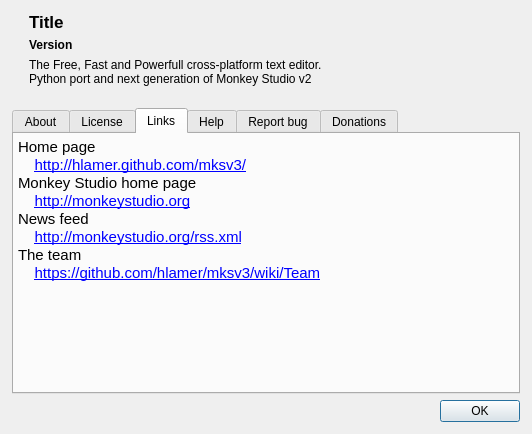
Above: mks/plugins/helpmenu/UIAbout.ui from andreikop/enki before the change. Below: the same form after it.
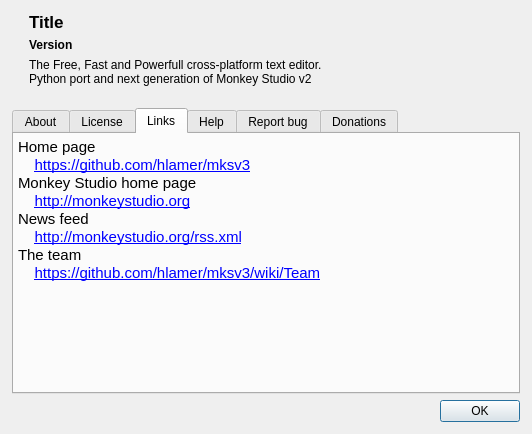
That is the form after the change. The open tabs and pages were chosen to show the change. Icons and pictures are not drawn.

Commit message: Home page moved from gh-pages to README (on the  github repository front page)

What changed in the file:
```diff
--- a/mks/plugins/helpmenu/UIAbout.ui
+++ b/mks/plugins/helpmenu/UIAbout.ui
@@ -398,7 +398,7 @@
 p, li { white-space: pre-wrap; }
 &lt;/style&gt;&lt;/head&gt;&lt;body style=&quot; font-family:'Ubuntu'; font-size:11pt; font-weight:400; font-style:normal;&quot;&gt;
 &lt;p style=&quot; margin-top:0px; margin-bottom:0px; margin-left:0px; margin-right:0px; -qt-block-indent:0; text-indent:0px;&quot;&gt;Home page&lt;/p&gt;
-&lt;p style=&quot; margin-top:0px; margin-bottom:0px; margin-left:0px; margin-right:0px; -qt-block-indent:0; text-indent:0px;&quot;&gt;    &lt;a href=&quot;http://hlamer.github.com/mksv3/&quot;&gt;&lt;span style=&quot; text-decoration: underline; color:#0000ff;&quot;&gt;http://hlamer.github.com/mksv3/&lt;/span&gt;&lt;/a&gt;&lt;/p&gt;
+&lt;p style=&quot; margin-top:0px; margin-bottom:0px; margin-left:0px; margin-right:0px; -qt-block-indent:0; text-indent:0px;&quot;&gt;    &lt;a href=&quot;https://github.com/hlamer/mksv3&quot;&gt;&lt;span style=&quot; text-decoration: underline; color:#0000ff;&quot;&gt;https://github.com/hlamer/mksv3&lt;/span&gt;&lt;/a&gt;&lt;/p&gt;
 &lt;p style=&quot; margin-top:0px; margin-bottom:0px; margin-left:0px; margin-right:0px; -qt-block-indent:0; text-indent:0px;&quot;&gt;Monkey Studio home page&lt;/p&gt;
 &lt;p style=&quot; margin-top:0px; margin-bottom:0px; margin-left:0px; margin-right:0px; -qt-block-indent:0; text-indent:0px;&quot;&gt;    &lt;a href=&quot;http://monkeystudio.org&quot;&gt;&lt;span style=&quot; text-decoration: underline; color:#0000ff;&quot;&gt;http://monkeystudio.org&lt;/span&gt;&lt;/a&gt;&lt;/p&gt;
 &lt;p style=&quot; margin-top:0px; margin-bottom:0px; margin-left:0px; margin-right:0px; -qt-block-indent:0; text-indent:0px;&quot;&gt;News feed&lt;/p&gt;
```
Left out of the diff: 2 changed lines with no effect on the pictures. The commit also changes 4 other files.
